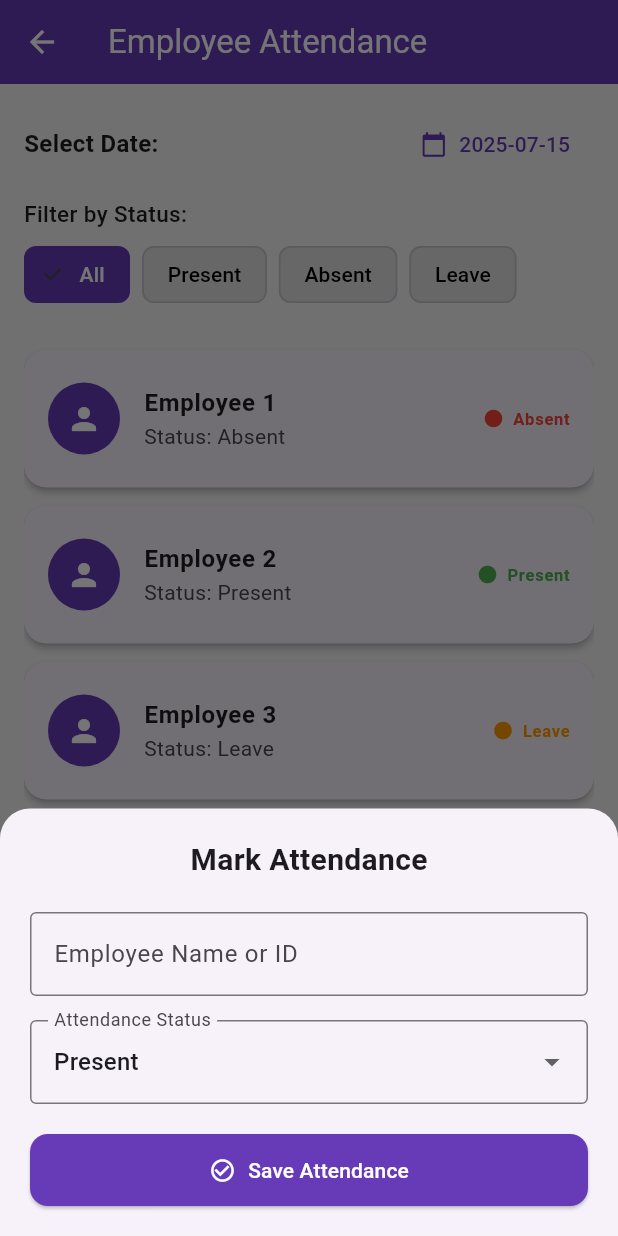
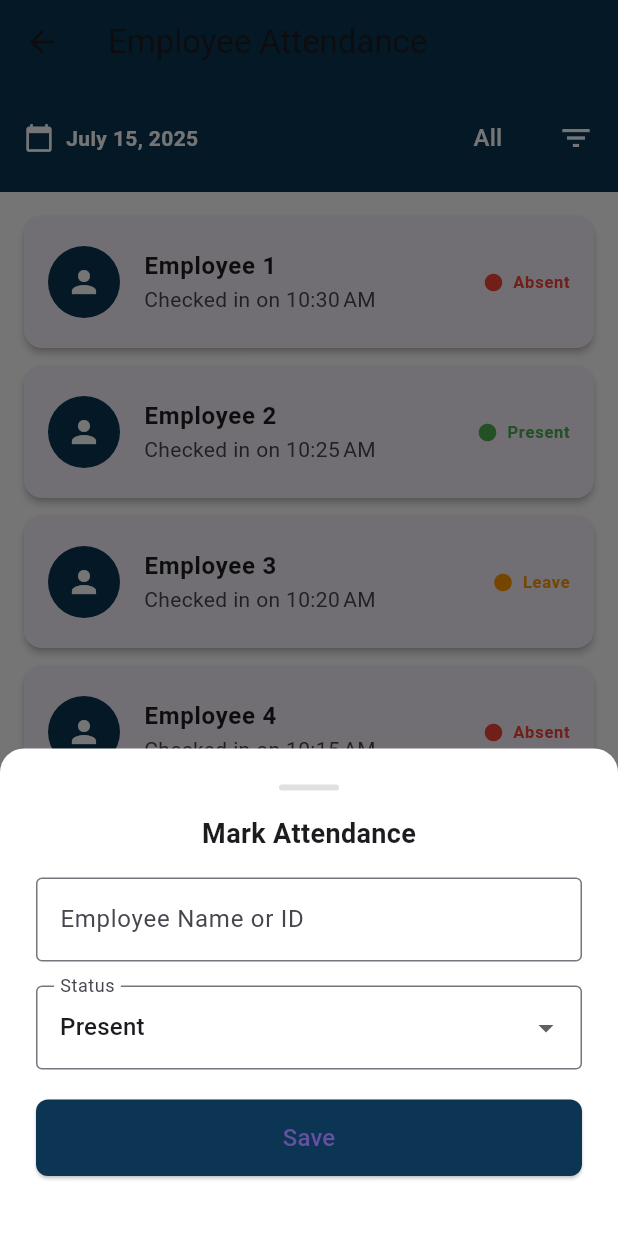
Before and after one commit to DAUNTSMASHER/Uddoygi, a Flutter app: the AttendanceScreen screen opened by its route, after a tap on "Mark Attendance", on a phone screen of 412 x 824 dp. Run offline on Flutter 3.47's test engine with Material 3 defaults, Android fonts, the light colour scheme and no system bars; our stand-ins replace carousel_slider, cloud_firestore, cross_file, file_picker, firebase_auth, firebase_core and 11 more; missing offline and left inert: excel, googleapis, image_gallery_saver_plus; accounts and stored records are empty.

Commit message:
checking

```diff
--- a/lib/features/hr/presentation/screens/attendance_screen.dart
+++ b/lib/features/hr/presentation/screens/attendance_screen.dart
@@ -1,130 +1,136 @@
+// lib/features/factory/presentation/screens/attendance_screen.dart
+
 import 'package:flutter/material.dart';
 import 'package:intl/intl.dart';
 
+const Color _deepPurple = Color(0xFF0B3552);
+const Color _white      = Colors.white;
+
 class AttendanceScreen extends StatefulWidget {
-  const AttendanceScreen({super.key});
+  const AttendanceScreen({Key? key}) : super(key: key);
 
   @override
   State<AttendanceScreen> createState() => _AttendanceScreenState();
 }
 
 class _AttendanceScreenState extends State<AttendanceScreen> {
-  DateTime _selectedDate = DateTime.now();
-  String _selectedStatus = 'All';
+  DateTime _selectedDate    = DateTime.now();
+  String _selectedStatus    = 'All';
   final List<String> _statuses = ['All', 'Present', 'Absent', 'Leave'];
 
   @override
   Widget build(BuildContext context) {
     return Scaffold(
-      backgroundColor: Colors.grey[100],
+      backgroundColor: _white,
       appBar: AppBar(
-        backgroundColor: Colors.deepPurple,
-        title: const Text('Employee Attendance', style: TextStyle(color: Colors.white)),
-        iconTheme: const IconThemeData(color: Colors.white),
+        backgroundColor: _deepPurple,
+        title: const Text('Employee Attendance'),
+        elevation: 0,
       ),
-      body: Padding(
-        padding: const EdgeInsets.all(16),
-        child: Column(
-          crossAxisAlignment: CrossAxisAlignment.start,
+      body: Column(
         children: [
-            Row(
-              mainAxisAlignment: MainAxisAlignment.spaceBetween,
+          // ─── Filters ───────────────────────────────────────────
+          Container(
+            color: _deepPurple,
+            padding: const EdgeInsets.symmetric(vertical: 12, horizontal: 16),
+            child: Row(
               children: [
-                const Text(
-                  'Select Date:',
-                  style: TextStyle(fontSize: 16, fontWeight: FontWeight.w600),
-                ),
-                TextButton.icon(
-                  onPressed: () async {
+                InkWell(
+                  onTap: () async {
                     final picked = await showDatePicker(
                       context: context,
                       initialDate: _selectedDate,
-                      firstDate: DateTime(2023),
+                      firstDate: DateTime(2020),
                       lastDate: DateTime(2030),
                     );
                     if (picked != null) {
                       setState(() => _selectedDate = picked);
                     }
                   },
-                  icon: const Icon(Icons.calendar_today, color: Colors.deepPurple),
-                  label: Text(
-                    DateFormat('yyyy-MM-dd').format(_selectedDate),
-                    style: const TextStyle(color: Colors.deepPurple),
-                  ),
+                  borderRadius: BorderRadius.circular(6),
+                  child: Row(
+                    children: [
+                      const Icon(Icons.calendar_today, color: _white, size: 20),
+                      const SizedBox(width: 8),
+                      Text(
+                        DateFormat.yMMMMd().format(_selectedDate),
+                        style: const TextStyle(color: _white, fontWeight: FontWeight.w600),
                       ),
                     ],
                   ),
-            const SizedBox(height: 12),
-            const Text(
-              'Filter by Status:',
-              style: TextStyle(fontSize: 15, fontWeight: FontWeight.w500),
                 ),
-            const SizedBox(height: 6),
-            Wrap(
-              spacing: 8,
-              children: _statuses.map((status) {
-                final isSelected = _selectedStatus == status;
-                return ChoiceChip(
-                  label: Text(status),
-                  selected: isSelected,
-                  selectedColor: Colors.deepPurple,
-                  backgroundColor: Colors.grey[300],
-                  labelStyle: TextStyle(
-                    color: isSelected ? Colors.white : Colors.black,
-                    fontWeight: FontWeight.w500,
-                  ),
-                  onSelected: (_) => setState(() => _selectedStatus = status),
+                const Spacer(),
+                DropdownButton<String>(
+                  value: _selectedStatus,
+                  dropdownColor: _deepPurple,
+                  underline: const SizedBox(),
+                  icon: const Icon(Icons.filter_list, color: _white),
+                  items: _statuses.map((s) {
+                    return DropdownMenuItem(
+                      value: s,
+                      child: Text(s, style: const TextStyle(color: _white)),
                     );
                   }).toList(),
+                  onChanged: (v) => setState(() => _selectedStatus = v!),
                 ),
-            const SizedBox(height: 20),
+              ],
+            ),
+          ),
+
+          // ─── Attendance List ───────────────────────────────────
           Expanded(
             child: ListView.builder(
-                itemCount: 10,
-                itemBuilder: (context, index) {
-                  String status = (index % 3 == 0)
+              padding: const EdgeInsets.all(16),
+              itemCount: 12,
+              itemBuilder: (ctx, i) {
+                // demo status, replace with your real data
+                final status = (i % 3 == 0)
                     ? 'Absent'
-                      : (index % 2 == 0)
+                    : (i % 2 == 0)
                     ? 'Leave'
                     : 'Present';
-
                 if (_selectedStatus != 'All' && _selectedStatus != status) {
                   return const SizedBox.shrink();
                 }
 
-                  Color iconColor = status == 'Present'
-                      ? Colors.green
-                      : status == 'Absent'
-                      ? Colors.red
-                      : Colors.orange;
+                Color dotColor;
+                switch (status) {
+                  case 'Present':
+                    dotColor = Colors.green;
+                    break;
+                  case 'Absent':
+                    dotColor = Colors.red;
+                    break;
+                  default:
+                    dotColor = Colors.orange;
+                }
 
                 return Card(
-                    margin: const EdgeInsets.symmetric(vertical: 6),
+                  margin: const EdgeInsets.only(bottom: 12),
+                  shape: RoundedRectangleBorder(borderRadius: BorderRadius.circular(12)),
                   elevation: 2,
-                    shape: RoundedRectangleBorder(
-                      borderRadius: BorderRadius.circular(15),
+                  child: ListTile(
+                    contentPadding: const EdgeInsets.symmetric(vertical: 8, horizontal: 16),
+                    leading: CircleAvatar(
+                      radius: 24,
+                      backgroundColor: _deepPurple,
+                      child: const Icon(Icons.person, color: _white),
                     ),
-                    child: ListTile(
-                      contentPadding: const EdgeInsets.symmetric(horizontal: 16, vertical: 10),
-                      leading: CircleAvatar(
-                        backgroundColor: Colors.deepPurple,
-                        radius: 24,
-                        child: const Icon(Icons.person, color: Colors.white),
+                    title: Text(
+                      'Employee ${i + 1}',
+                      style: const TextStyle(fontWeight: FontWeight.bold),
                     ),
-                      title: Text('Employee ${index + 1}',
-                          style: const TextStyle(fontWeight: FontWeight.bold)),
-                      subtitle: Text('Status: $status'),
+                    subtitle: Text(
+                      'Checked in on ${DateFormat.jm().format(DateTime.now().subtract(Duration(minutes: i * 5)))}',
+                    ),
                     trailing: Row(
                       mainAxisSize: MainAxisSize.min,
                       children: [
-                          Icon(Icons.circle, color: iconColor, size: 14),
+                        Icon(Icons.circle, color: dotColor, size: 14),
                         const SizedBox(width: 6),
                         Text(
                           status,
-                            style: TextStyle(
-                              color: iconColor,
-                              fontWeight: FontWeight.w600,
-                            ),
+                          style: TextStyle(color: dotColor, fontWeight: FontWeight.w600),
                         ),
                       ],
                     ),
@@ -135,9 +141,11 @@ class _AttendanceScreenState extends State<AttendanceScreen> {
           ),
         ],
       ),
-      ),
+
+      // ─── FAB ─────────────────────────────────────────────────
       floatingActionButton: FloatingActionButton.extended(
-        backgroundColor: Colors.deepPurple,
+        backgroundColor: _deepPurple,
+        foregroundColor: _white,
         icon: const Icon(Icons.add_task),
         label: const Text('Mark Attendance'),
         onPressed: () => _showMarkAttendanceSheet(context),
@@ -146,30 +154,37 @@ class _AttendanceScreenState extends State<AttendanceScreen> {
   }
 
   void _showMarkAttendanceSheet(BuildContext context) {
-    final TextEditingController nameController = TextEditingController();
-    String selectedStatus = 'Present';
+    final nameCtrl = TextEditingController();
+    String selected = 'Present';
 
     showModalBottomSheet(
       context: context,
       isScrollControlled: true,
+      backgroundColor: _white,
       shape: const RoundedRectangleBorder(
-        borderRadius: BorderRadius.vertical(top: Radius.circular(20)),
-      ),
-      builder: (context) {
+          borderRadius: BorderRadius.vertical(top: Radius.circular(16))),
+      builder: (ctx) {
         return Padding(
-          padding: MediaQuery.of(context).viewInsets,
-          child: SingleChildScrollView(
-            padding: const EdgeInsets.all(20),
+          padding: MediaQuery.of(ctx).viewInsets,
+          child: Padding(
+            padding: const EdgeInsets.all(24),
             child: Column(
               mainAxisSize: MainAxisSize.min,
-              crossAxisAlignment: CrossAxisAlignment.start,
               children: [
-                const Center(
-                  child: Text('Mark Attendance', style: TextStyle(fontSize: 20, fontWeight: FontWeight.bold)),
+                Container(
+                  width: 40,
+                  height: 4,
+                  decoration: BoxDecoration(
+                    color: Colors.grey[300],
+                    borderRadius: BorderRadius.circular(2),
                   ),
-                const SizedBox(height: 20),
+                ),
+                const SizedBox(height: 16),
+                const Text('Mark Attendance',
+                    style: TextStyle(fontSize: 18, fontWeight: FontWeight.bold)),
+                const SizedBox(height: 16),
                 TextField(
-                  controller: nameController,
+                  controller: nameCtrl,
                   decoration: const InputDecoration(
                     labelText: 'Employee Name or ID',
                     border: OutlineInputBorder(),
@@ -177,41 +192,34 @@ class _AttendanceScreenState extends State<AttendanceScreen> {
                 ),
                 const SizedBox(height: 16),
                 DropdownButtonFormField<String>(
-                  value: selectedStatus,
+                  value: selected,
                   decoration: const InputDecoration(
-                    labelText: 'Attendance Status',
+                    labelText: 'Status',
                     border: OutlineInputBorder(),
                   ),
                   items: ['Present', 'Absent', 'Leave']
-                      .map((status) => DropdownMenuItem(
-                    value: status,
-                    child: Text(status),
-                  ))
+                      .map((s) => DropdownMenuItem(value: s, child: Text(s)))
                       .toList(),
-                  onChanged: (value) {
-                    if (value != null) selectedStatus = value;
-                  },
+                  onChanged: (v) => selected = v!,
                 ),
                 const SizedBox(height: 20),
                 SizedBox(
                   width: double.infinity,
-                  child: ElevatedButton.icon(
-                    onPressed: () {
-                      Navigator.pop(context);
-                      // Save logic goes here
-                    },
+                  child: ElevatedButton(
                     style: ElevatedButton.styleFrom(
-                      backgroundColor: Colors.deepPurple,
-                      foregroundColor: Colors.white,
+                      backgroundColor: _deepPurple,
                       shape: RoundedRectangleBorder(
-                        borderRadius: BorderRadius.circular(12),
-                      ),
+                          borderRadius: BorderRadius.circular(8)),
                       padding: const EdgeInsets.symmetric(vertical: 14),
                     ),
-                    icon: const Icon(Icons.check_circle_outline),
-                    label: const Text('Save Attendance'),
+                    onPressed: () {
+                      // TODO: save attendance
+                      Navigator.pop(ctx);
+                    },
+                    child: const Text('Save', style: TextStyle(fontSize: 16)),
                   ),
                 ),
+                const SizedBox(height: 16),
               ],
             ),
           ),
```
Lines whose indentation alone changed are shown as unchanged.
